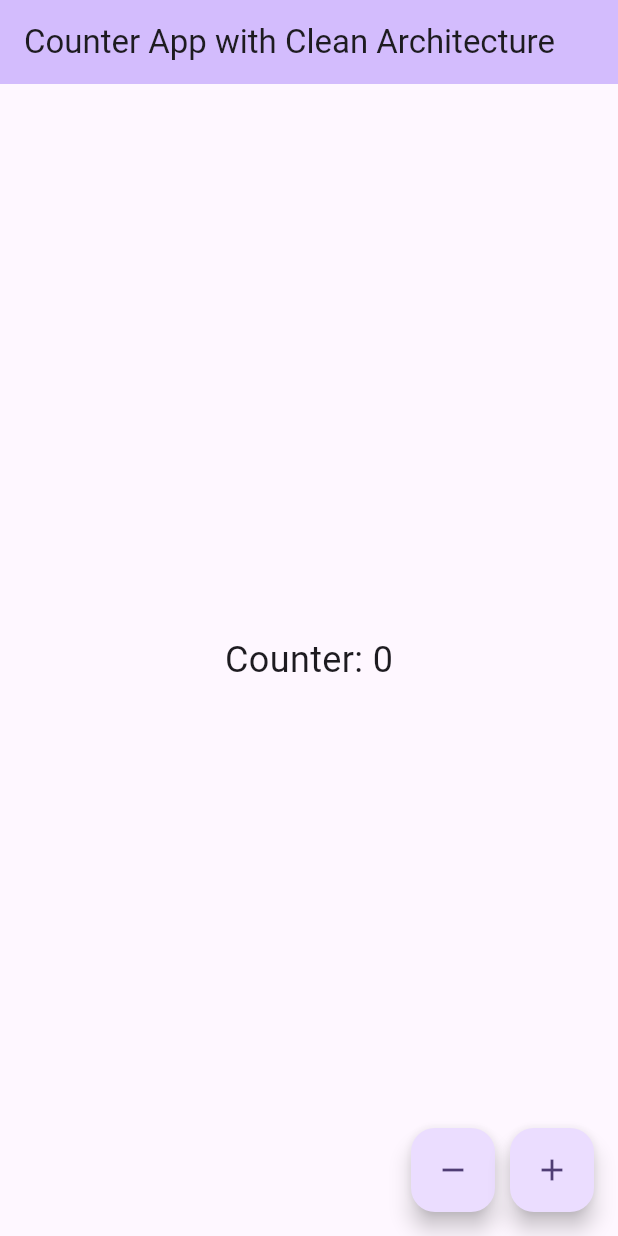
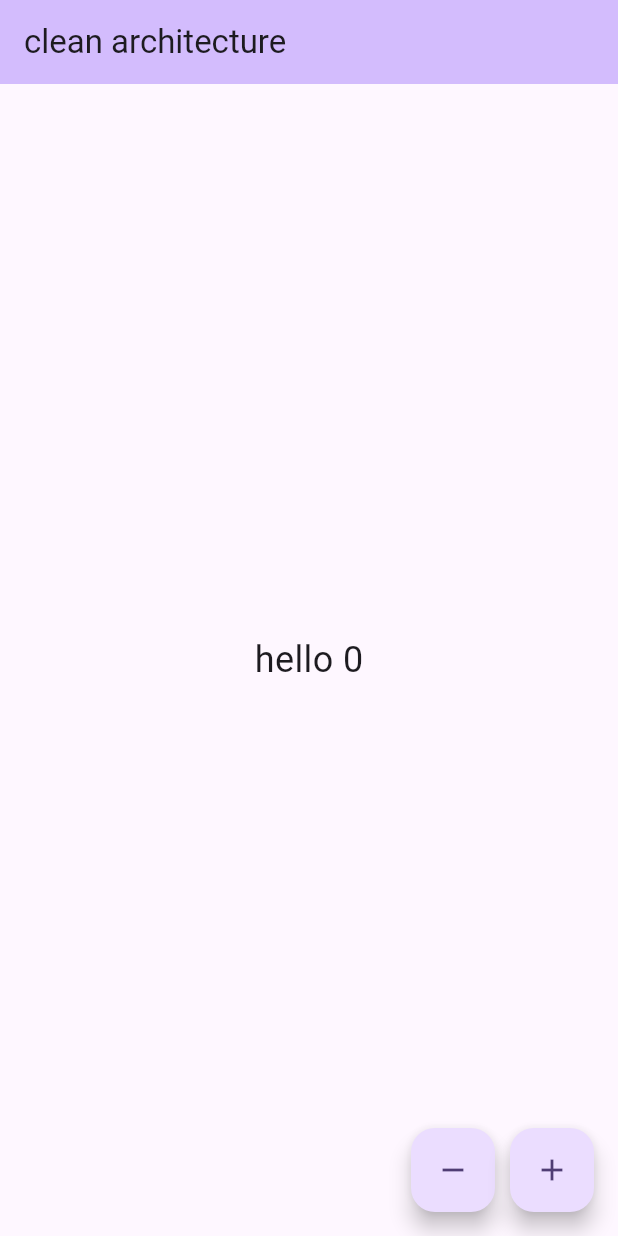
Before and after one commit to dev-hiyoko/flutter_cleanarchitecture_bloc, a Flutter app: the screen it shows after launch, on a phone screen of 412 x 824 dp. Run offline on Flutter 3.47's test engine with Material 3 defaults, Android fonts, the light colour scheme and no system bars; our stand-ins replace flutter_bloc; generated files the repository leaves out were written again; statements that could not run were skipped.

Commit message:
:sparkles: 多言語化

```diff
--- /dev/null
+++ b/lib/core/constants/app_strings.dart
@@ -0,0 +1,8 @@
+class AppStrings {
+  static const Map<String, String> language = {
+    'en': 'en',
+    'ja': 'ja',
+    'zh': 'zh',
+  };
+
+}
--- a/lib/main.dart
+++ b/lib/main.dart
@@ -1,5 +1,6 @@
 import 'package:flutter/material.dart';
 import 'package:flutter_bloc/flutter_bloc.dart';
+import 'package:flutter_gen/gen_l10n/app_localizations.dart';
 import 'package:flutter_cleanarchitecture_bloc/presentation/bloc/counter_bloc.dart';
 import 'package:flutter_cleanarchitecture_bloc/presentation/pages/counter_page.dart';
 import 'package:flutter_cleanarchitecture_bloc/domain/repositories/counter_repository_impl.dart';
@@ -12,11 +13,18 @@ class MyApp extends StatelessWidget {
   @override
   Widget build(BuildContext context) {
     return MaterialApp(
-      title: 'Flutter Clean Architecture Counter',
       theme: ThemeData(
         colorScheme: ColorScheme.fromSeed(seedColor: Colors.deepPurple),
         useMaterial3: true,
       ),
+
+      // localization
+      // デフォルトでは、デバイスの言語が設定される
+      // locale: Locale(AppStrings.language["en"]!),
+      localizationsDelegates: AppLocalizations.localizationsDelegates,
+      supportedLocales: AppLocalizations.supportedLocales,
+
+      // bloc
       home: BlocProvider(
         create: (context) => CounterBloc(CounterRepositoryImpl()),
         child: CounterPage(),
--- a/lib/presentation/pages/counter_page.dart
+++ b/lib/presentation/pages/counter_page.dart
@@ -1,5 +1,6 @@
 import 'package:flutter/material.dart';
 import 'package:flutter_bloc/flutter_bloc.dart';
+import 'package:flutter_gen/gen_l10n/app_localizations.dart';
 import 'package:flutter_cleanarchitecture_bloc/presentation/bloc/counter_bloc.dart';
 import 'package:flutter_cleanarchitecture_bloc/presentation/bloc/counter_event.dart';
 import 'package:flutter_cleanarchitecture_bloc/presentation/bloc/counter_state.dart';
@@ -14,15 +15,19 @@ class CounterPage extends StatelessWidget {
     return Scaffold(
       appBar: AppBar(
         backgroundColor: Theme.of(context).colorScheme.inversePrimary,
-        title: Text("Counter App with Clean Architecture"),
+        title: Text(AppLocalizations.of(context).title),
       ),
       body: Center(
         child: BlocBuilder<CounterBloc, CounterState>(
           builder: (context, state) {
             if (state is CounterInitial) {
-              return Text('Counter: 0', style: TextStyle(fontSize: 24));
+              return Text(
+                  AppLocalizations.of(context).hello("count", 0),
+                  style: TextStyle(fontSize: 24));
             } else if (state is CounterValue) {
-              return Text('Counter: ${state.value}', style: TextStyle(fontSize: 24));
+              return Text(
+                AppLocalizations.of(context).hello("count", state.value),
+                style: TextStyle(fontSize: 24));
             }
             return Container();
           },
```
Also changed, not shown: lib/l10n/app_en.arb (added, +14 -0 lines), lib/l10n/app_ja.arb (added, +14 -0 lines), lib/l10n/app_zh.arb (added, +14 -0 lines), pubspec.yaml (+8 -0 lines), pubspec.lock, 10 other files.
